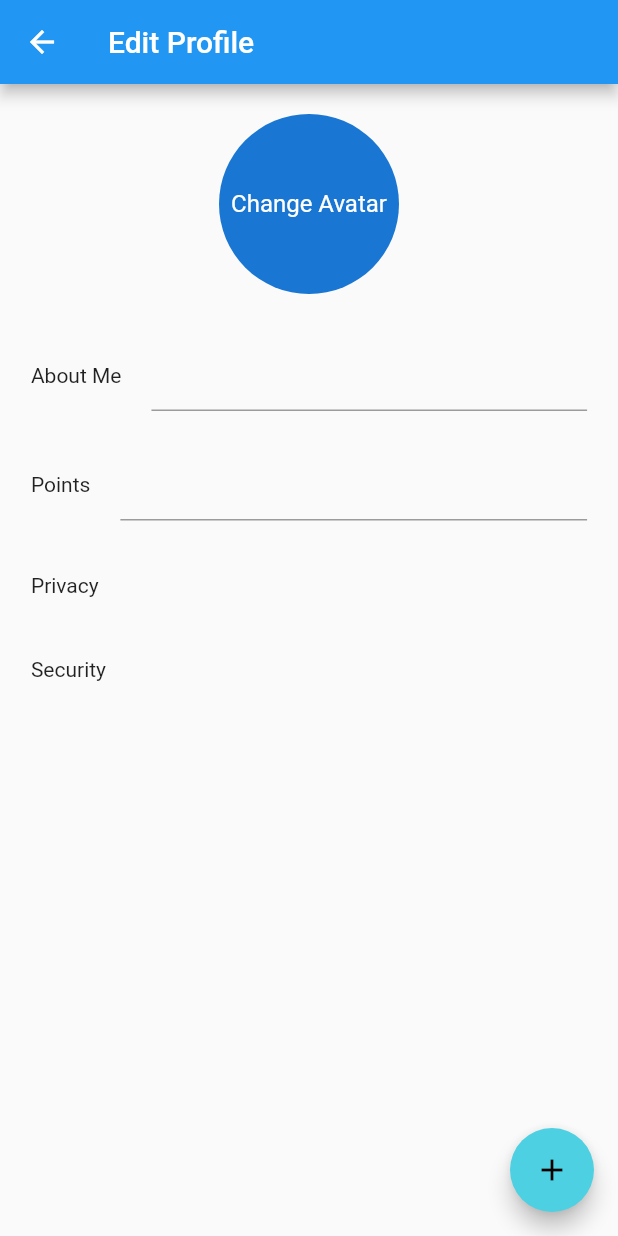
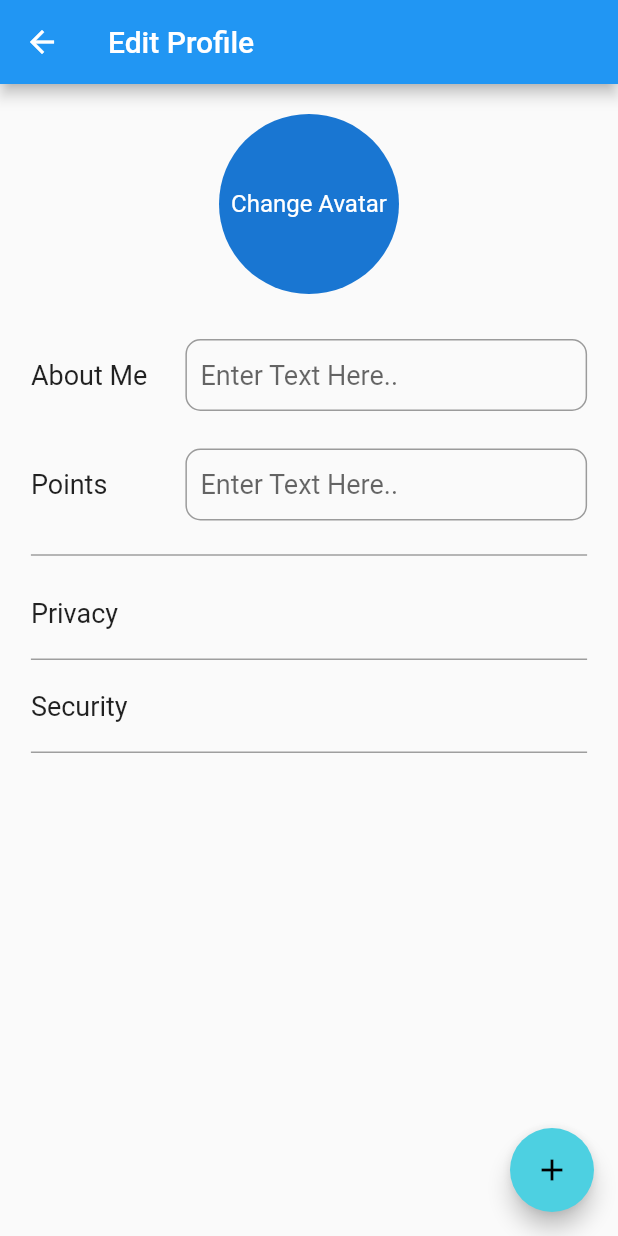
Before and after one commit to The-virgo-noid/talenthunt, a Flutter app: the EditScreen screen opened directly with empty values, on a phone screen of 412 x 824 dp. Run offline on Flutter 3.47's test engine with Material 2 defaults, Android fonts, the phone set to English and light mode, and no system bars; our stand-ins replace bottom_navy_bar, flutter_speed_dial, fluttertoast, font_awesome_flutter, image_picker, page_transition and 1 more; missing offline and left inert: dropdownfield.

Commit message:
some ui changes

```diff
--- a/lib/widgets/EditScreen.dart
+++ b/lib/widgets/EditScreen.dart
@@ -59,6 +59,20 @@ class EditScreen extends StatelessWidget {
 
   List<String> settings = ['Privacy', 'Security'];
 
+  var textfieldDecoration = InputDecoration(
+    contentPadding: EdgeInsets.symmetric(
+      horizontal: 10,
+      vertical: 0,
+    ),
+    border: OutlineInputBorder(
+      borderSide: BorderSide(
+        color: Colors.blueAccent,
+      ),
+      borderRadius: BorderRadius.circular(10.0),
+    ),
+    hintText: "Enter Text Here..",
+  );
+
   void gotoScreen(BuildContext context, String name) {
     Widget screen;
     if (name == "Privacy") {
@@ -110,41 +124,51 @@ class EditScreen extends StatelessWidget {
                 ),
                 SizedBox(height: 30.0),
                 Row(
+                  mainAxisAlignment: MainAxisAlignment.spaceBetween,
                   children: <Widget>[
-                    Text("About Me"),
-                    SizedBox(
-                      width: 20.0,
+                    Text(
+                      "About Me",
+                      style: TextStyle(fontSize: 18),
                     ),
-                    Expanded(
+                    Container(
+                        width: MediaQuery.of(context).size.width * 0.65,
                         child: TextField(
-                      onChanged: (val) {
-                        profileData['aboutme'] = val;
-                      },
-                      style: TextStyle(fontSize: 20.0),
-                    )),
+                          decoration: textfieldDecoration,
+                          onChanged: (val) {
+                            profileData['aboutme'] = val;
+                          },
+                          style: TextStyle(fontSize: 18.0),
+                        )),
                   ],
                 ),
                 SizedBox(
                   height: 25.0,
                 ),
                 Row(
+                  mainAxisAlignment: MainAxisAlignment.spaceBetween,
                   children: <Widget>[
-                    Text("Points"),
-                    SizedBox(
-                      width: 20.0,
+                    Text(
+                      "Points",
+                      style: TextStyle(fontSize: 18),
                     ),
-                    Expanded(
+                    Container(
+                      width: MediaQuery.of(context).size.width * 0.65,
                       child: TextField(
+                        decoration: textfieldDecoration,
                         onChanged: (val) {
                           profileData['points'] = val;
                         },
-                        style: TextStyle(fontSize: 20.0),
+                        style: TextStyle(fontSize: 18.0),
                       ),
                     )
                   ],
                 ),
                 SizedBox(
                   height: 15.0,
+                ),
+                Divider(
+                  color: Colors.grey,
+                  thickness: 1.0,
                 ),
                 Expanded(
                   child: ListView.builder(
@@ -155,8 +179,17 @@ class EditScreen extends StatelessWidget {
                             gotoScreen(context, settings[index]);
                           },
                           child: Container(
-                            margin: EdgeInsets.symmetric(vertical: 20.0),
-                            child: Text(settings[index]),
+                            decoration: BoxDecoration(
+                              border: Border(
+                                bottom:
+                                    BorderSide(color: Colors.grey, width: 1),
+                              ),
+                            ),
+                            padding: EdgeInsets.symmetric(vertical: 20.0),
+                            child: Text(
+                              settings[index],
+                              style: TextStyle(fontSize: 18),
+                            ),
                           ),
                         );
                       }),
```
